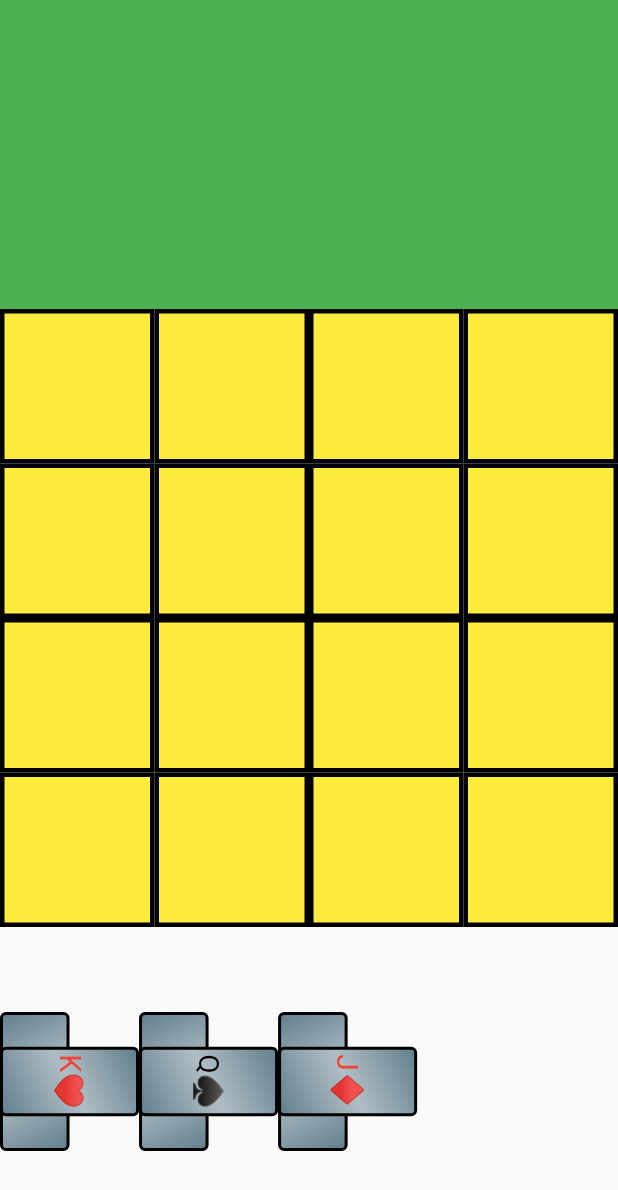
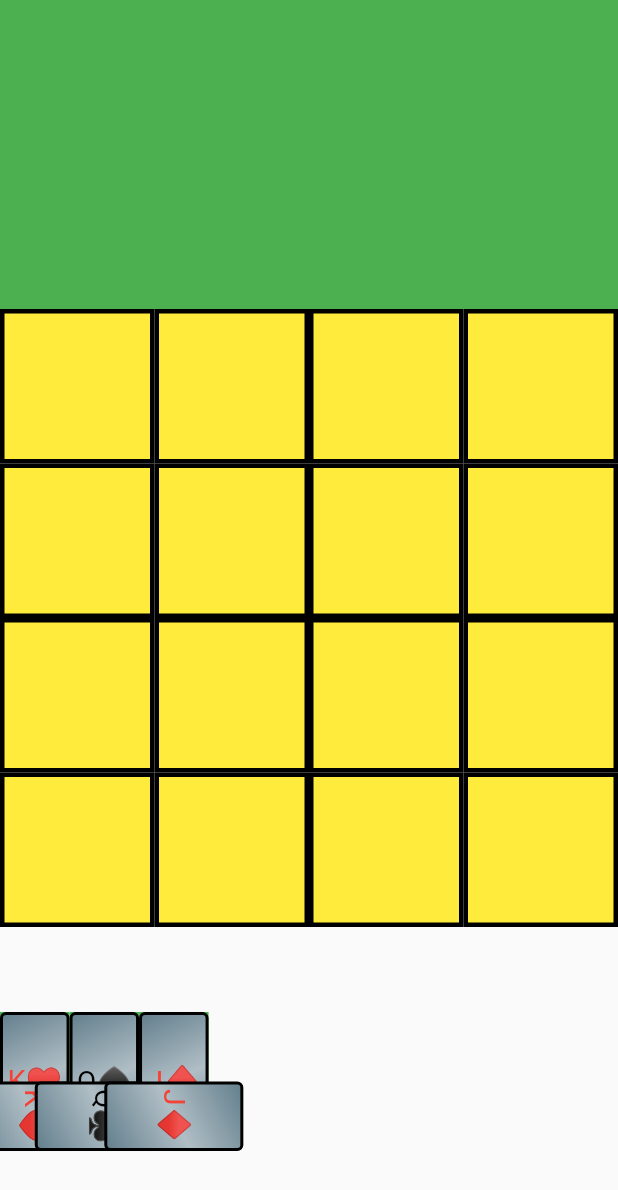
Before and after one commit to teejstroyer/Power52, a Flutter app: the screen it shows after launch, on a phone screen of 412 x 824 dp. Shown: the top 1190 px of the screen. Run offline on Flutter 3.47's test engine with Material 2 defaults, Android fonts, the phone set to English and light mode, and no system bars; missing offline and left inert: mongo_dart.

Commit message:
updated ui

```diff
--- a/power_52/lib/main.dart
+++ b/power_52/lib/main.dart
@@ -1,5 +1,5 @@
 import 'package:flutter/material.dart';
-import 'package:power_52/game_board.dart';
+import 'package:power_52/screens/game_board.dart';
 
 void main() => runApp(const MyApp());
 
--- a/power_52/lib/playing_card.dart
+++ b/power_52/lib/models/playing_card.dart
@@ -1,9 +1,14 @@
 import 'package:flutter/material.dart';
+import 'package:power_52/widgets/playing_card_widget.dart';
+import 'package:power_52/widgets/hero_card_widget.dart';
 
 class PlayingCard {
   Suit suit;
   int value;
-  PlayingCard(this.suit, this.value);
+  bool faceUp;
+  bool isEnemy;
+  List<PlayingCard> powerCards = [];
+  PlayingCard({required this.suit, required this.value, this.isEnemy = false, this.faceUp = false});
 
   String valueToString() {
     switch (value) {
@@ -48,6 +53,11 @@ class PlayingCard {
 
   @override
   String toString() => "${valueToString()}${suitToString()}";
+
+  // Generates A Game Card Size tall by 1/2 Size Wide
+  PlayingCardWidget toPlayingCardWidget(double size) => PlayingCardWidget(playingCard: this, size: size);
+  // Generates A Hero Card Size tall by 1/2 Size Wide
+  HeroCardWidget toHeroCardWidget(double size, Function cardMoved) => HeroCardWidget(playingCard: this, size: size, cardMoved: cardMoved);
 }
 
 enum Suit {
--- a/power_52/lib/game_board.dart
+++ b/power_52/lib/screens/game_board.dart
@@ -1,7 +1,7 @@
 import 'dart:math';
 import 'package:flutter/material.dart';
-import 'package:power_52/hero_card.dart';
-import 'package:power_52/playing_card.dart';
+import 'package:power_52/widgets/hero_card_widget.dart';
+import 'package:power_52/models/playing_card.dart';
 
 const List<Suit> suits = [Suit.club, Suit.diamond, Suit.heart, Suit.spade];
 const List<int> powerCardValues = [2, 3, 4, 5, 6, 7, 8, 9];
@@ -29,7 +29,7 @@ class _GameBoardState extends State<GameBoard> {
   List<PlayingCard> discardPowerCardPile = [];
   // Hero Cards
   List<PlayingCard> heroCardPile = [];
-  List<PlayingCard> discardHeroCardPile = [];
+  List<PlayingCard> discardHeroCardWidgetPile = [];
 
   @override
   void initState() {
@@ -44,12 +44,12 @@ class _GameBoardState extends State<GameBoard> {
 
     for (var suit in suits) {
       for (var value in powerCardValues) {
-        powerCardPile.add(PlayingCard(suit, value));
+        powerCardPile.add(PlayingCard(suit: suit, value: value));
       }
       for (var value in heroCardValues) {
-        heroCardPile.add(PlayingCard(suit, value));
+        heroCardPile.add(PlayingCard(suit: suit, value: value));
       }
-      kingCardPile.add(PlayingCard(suit, kingCardValue));
+      kingCardPile.add(PlayingCard(suit: suit, value: kingCardValue));
     }
 
     powerCardPile.shuffle();
@@ -87,16 +87,7 @@ class _GameBoardState extends State<GameBoard> {
         child: SizedBox(
           height: cardSize,
           child: Row(
-            children: hand
-                .map((card) => HeroCard(
-                    playingCard: card,
-                    size: cardSize,
-                    cardMoved: () {
-                      setState(() {
-                        hand.remove(card);
-                      });
-                    }))
-                .toList(),
+            children: hand.map((card) => card.toHeroCardWidget(cardSize, () => setState(() => hand.remove(card)))).toList(),
           ),
         ),
       ),
@@ -120,9 +111,8 @@ class _GameBoardState extends State<GameBoard> {
                   : Center(
                       child: Container(
                         color: Colors.red,
-                        width: cardSize / 2,
                         clipBehavior: Clip.none,
-                        child: HeroCard(
+                        child: HeroCardWidget(
                             size: cardSize,
                             playingCard: grid[x][y] as PlayingCard,
                             cardMoved: () {
--- /dev/null
+++ b/power_52/lib/widgets/hero_card_widget.dart
@@ -0,0 +1,42 @@
+import 'package:flutter/material.dart';
+import 'package:power_52/widgets/playing_card_widget.dart';
+import 'package:power_52/models/playing_card.dart';
+
+class HeroCardWidget extends StatelessWidget {
+  final Function cardMoved;
+  final double size;
+  final PlayingCard playingCard;
+  final PlayingCardWidget playingCardWidget;
+
+  HeroCardWidget({Key? key, required this.size, required this.playingCard, required this.cardMoved})
+      : playingCardWidget = playingCard.toPlayingCardWidget(size),
+        super(key: key);
+
+  @override
+  Widget build(BuildContext context) {
+    return Draggable(
+      data: playingCard,
+      child: getHeroCardWidget(),
+      feedback: getHeroCardWidget(),
+      childWhenDragging: const SizedBox.shrink(),
+      onDragCompleted: () => cardMoved(),
+    );
+  }
+
+  Widget getHeroCardWidget() {
+    return RotatedBox(
+      quarterTurns: playingCard.isEnemy ? 2 : 0,
+      child: Container(
+        color: Colors.green,
+        child: Stack(
+          clipBehavior: Clip.none,
+          alignment: Alignment.center,
+          children: [
+            playingCardWidget,
+            Positioned(bottom: 0, child: RotatedBox(quarterTurns: 1, child: playingCardWidget)),
+          ],
+        ),
+      ),
+    );
+  }
+}
--- a/power_52/lib/hero_card.dart
+++ b/power_52/lib/widgets/playing_card_widget.dart
@@ -1,43 +1,14 @@
 import 'package:flutter/material.dart';
-import 'package:power_52/playing_card.dart';
+import 'package:power_52/models/playing_card.dart';
 
-class HeroCard extends StatelessWidget {
+class PlayingCardWidget extends StatelessWidget {
   final double size;
   final PlayingCard playingCard;
-  final Function cardMoved;
-  const HeroCard({Key? key, required this.size, required this.playingCard, required this.cardMoved}) : super(key: key);
-
-  @override
-  Widget build(BuildContext context) {
-    return Draggable(
-      data: playingCard,
-      child: Stack(
-        clipBehavior: Clip.none,
-        children: [
-          getCard(size),
-          RotatedBox(quarterTurns: 1, child: getCard(size)),
-        ],
-      ),
-      feedback: getCard(size),
-      childWhenDragging: const SizedBox.shrink(),
-      onDragCompleted: () {
-        cardMoved();
-      },
-    );
-  }
-
-  Widget getCard(double size) => GameCard(playingCard: playingCard, size: size);
-}
-
-class GameCard extends StatelessWidget {
-  final double size;
-  const GameCard({
+  const PlayingCardWidget({
     Key? key,
     required this.playingCard,
     required this.size,
   }) : super(key: key);
-
-  final PlayingCard playingCard;
 
   @override
   Widget build(BuildContext context) {
@@ -49,19 +20,13 @@ class GameCard extends StatelessWidget {
         decoration: BoxDecoration(
           borderRadius: BorderRadius.circular(4),
           border: Border.all(color: Colors.black, width: 2),
-          // ignore: prefer_const_literals_to_create_immutables, prefer_const_constructors
           //boxShadow: [BoxShadow(color: Colors.black, blurRadius: 5, offset: Offset(0, 0))],
-          // ignore: prefer_const_constructors
           gradient: LinearGradient(
             begin: Alignment.topLeft,
             end: Alignment.bottomRight,
-            // ignore: prefer_const_literals_to_create_immutables
             colors: [
-              // ignore: prefer_const_constructors
               Colors.blueGrey,
-              // ignore: prefer_const_constructors
               Colors.blueGrey[200] as Color,
-              // ignore: prefer_const_constructors
               Colors.blueGrey,
             ],
           ),
```
Also changed, not shown: power_52/lib/services/db_service.dart (renamed from power_52/lib/db_service.dart).
